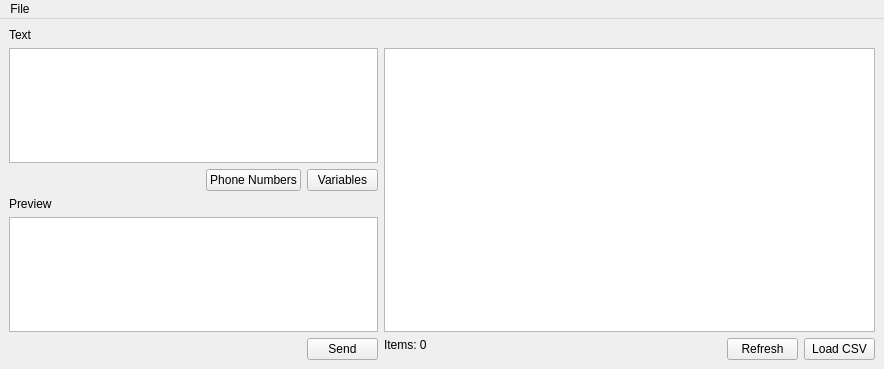
Above: ui/main_window.ui from RobbyDesrosiers/QuickText before the change. Below: the same form after it.
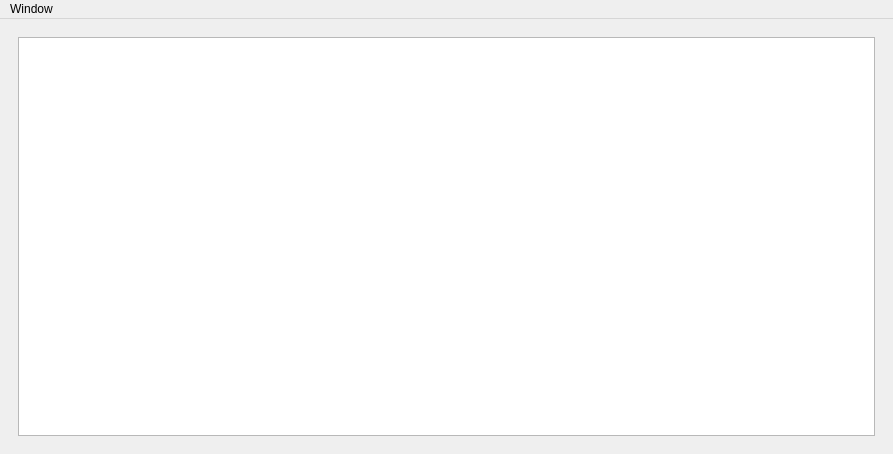
That is the form after the change. The open tabs and pages were chosen to show the change. Custom widgets are drawn as their Qt base class.

Commit message: added stack widget and new table for messages

```diff
--- a/ui/main_window.ui
+++ b/ui/main_window.ui
@@ -6,14 +6,24 @@
    <rect>
     <x>0</x>
     <y>0</y>
-    <width>884</width>
-    <height>369</height>
+    <width>893</width>
+    <height>454</height>
    </rect>
   </property>
   <property name="windowTitle">
    <string>MainWindow</string>
   </property>
   <widget class="QWidget" name="centralwidget">
+   <layout class="QGridLayout" name="gridLayout_5">
+    <item row="0" column="0">
+     <widget class="QStackedWidget" name="stacked_frame">
+      <property name="sizePolicy">
+       <sizepolicy hsizetype="Preferred" vsizetype="Preferred">
+        <horstretch>1</horstretch>
+        <verstretch>1</verstretch>
+       </sizepolicy>
+      </property>
+      <widget class="QWidget" name="quick_text_widget">
    <layout class="QGridLayout" name="gridLayout_4" columnstretch="3,4">
     <item row="1" column="0">
      <layout class="QGridLayout" name="gridLayout">
@@ -180,18 +190,33 @@
     </item>
    </layout>
   </widget>
+      <widget class="QWidget" name="messages_widget">
+       <layout class="QHBoxLayout" name="horizontalLayout">
+        <item>
+         <widget class="QTableWidget" name="tableWidget"/>
+        </item>
+       </layout>
+      </widget>
+     </widget>
+    </item>
+   </layout>
+   <zorder>stacked_frame</zorder>
+   <zorder>btn_refresh</zorder>
+   <zorder>btn_phone_numbers</zorder>
+   <zorder>lbl_selected_phone_number</zorder>
+  </widget>
   <widget class="QMenuBar" name="menubar">
    <property name="geometry">
     <rect>
      <x>0</x>
      <y>0</y>
-     <width>884</width>
+     <width>893</width>
      <height>21</height>
     </rect>
    </property>
    <widget class="QMenu" name="menuFile">
     <property name="title">
-     <string>File</string>
+     <string>Window</string>
     </property>
     <addaction name="actionMessages"/>
    </widget>
```
Left out of the diff: 10 changed lines with no effect on the pictures. Lines whose indentation alone changed are shown as unchanged. The commit also changes 4 other files.
